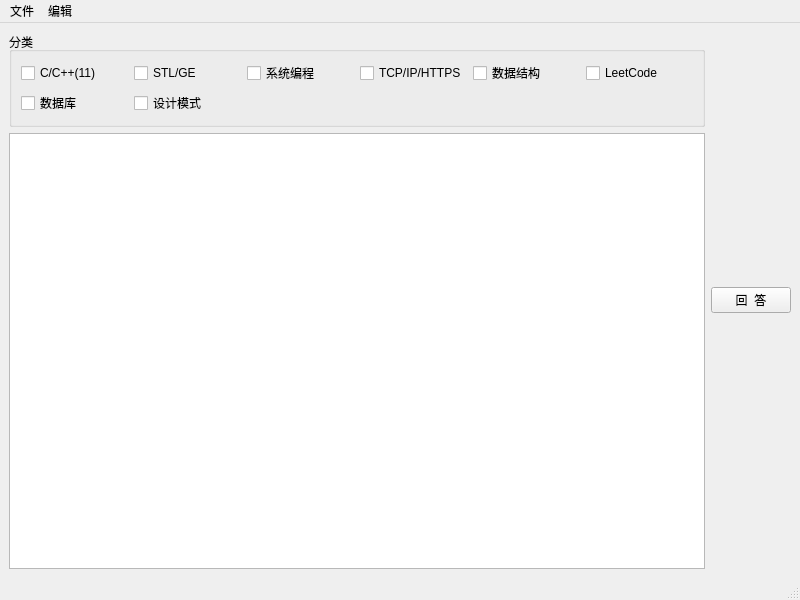
First picture: the form in Road2Offer/mainwindow.ui, repository MarJoSong/Qt_Project, before the edit.
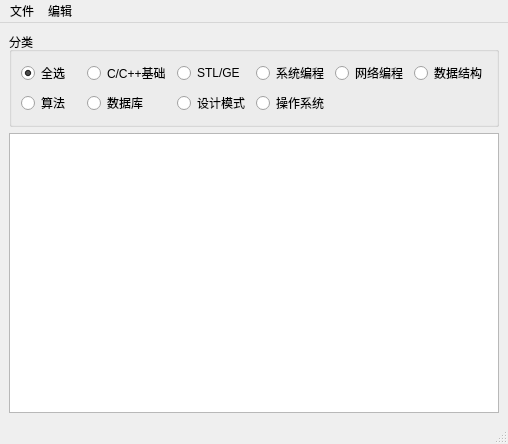
Second picture: the form after the edit. Icons and pictures are not drawn.

Diff of the .ui file:
```diff
--- a/Road2Offer/mainwindow.ui
+++ b/Road2Offer/mainwindow.ui
@@ -6,8 +6,8 @@
    <rect>
     <x>0</x>
     <y>0</y>
-    <width>800</width>
-    <height>600</height>
+    <width>508</width>
+    <height>444</height>
    </rect>
   </property>
   <property name="windowTitle">
@@ -23,62 +23,79 @@
          <string>分类</string>
         </property>
         <layout class="QGridLayout" name="gridLayout">
-         <item row="0" column="0">
-          <widget class="QCheckBox" name="checkBox">
-           <property name="text">
-            <string>C/C++(11)</string>
-           </property>
-          </widget>
-         </item>
-         <item row="0" column="1">
-          <widget class="QCheckBox" name="checkBox_2">
-           <property name="text">
-            <string>STL/GE</string>
-           </property>
-          </widget>
-         </item>
-         <item row="0" column="4">
-          <widget class="QCheckBox" name="checkBox_5">
+         <item row="0" column="6">
+          <widget class="QRadioButton" name="rbDataStru">
            <property name="text">
             <string>数据结构</string>
            </property>
           </widget>
          </item>
-         <item row="0" column="5">
-          <widget class="QCheckBox" name="checkBox_6">
-           <property name="text">
-            <string>LeetCode</string>
-           </property>
-          </widget>
-         </item>
-         <item row="0" column="3">
-          <widget class="QCheckBox" name="checkBox_4">
-           <property name="text">
-            <string>TCP/IP/HTTPS</string>
-           </property>
-          </widget>
-         </item>
-         <item row="0" column="2">
-          <widget class="QCheckBox" name="checkBox_3">
+         <item row="0" column="4">
+          <widget class="QRadioButton" name="rbSystem">
            <property name="text">
             <string>系统编程</string>
            </property>
           </widget>
          </item>
-         <item row="1" column="0">
-          <widget class="QCheckBox" name="checkBox_7">
+         <item row="0" column="3">
+          <widget class="QRadioButton" name="rbAdvance">
            <property name="text">
-            <string>数据库</string>
+            <string>STL/GE</string>
            </property>
           </widget>
          </item>
-         <item row="1" column="1">
-          <widget class="QCheckBox" name="checkBox_8">
+         <item row="0" column="1">
+          <widget class="QRadioButton" name="rbBasic">
+           <property name="text">
+            <string>C/C++基础</string>
+           </property>
+          </widget>
+         </item>
+         <item row="0" column="5">
+          <widget class="QRadioButton" name="rbNetwork">
+           <property name="text">
+            <string>网络编程</string>
+           </property>
+          </widget>
+         </item>
+         <item row="2" column="3">
+          <widget class="QRadioButton" name="rbDesignmode">
            <property name="text">
             <string>设计模式</string>
            </property>
           </widget>
          </item>
+         <item row="2" column="1">
+          <widget class="QRadioButton" name="rbDatabase">
+           <property name="text">
+            <string>数据库</string>
+           </property>
+          </widget>
+         </item>
+         <item row="2" column="4">
+          <widget class="QRadioButton" name="rbOS">
+           <property name="text">
+            <string>操作系统</string>
+           </property>
+          </widget>
+         </item>
+         <item row="2" column="0">
+          <widget class="QRadioButton" name="rbAlgorithm">
+           <property name="text">
+            <string>算法</string>
+           </property>
+          </widget>
+         </item>
+         <item row="0" column="0">
+          <widget class="QRadioButton" name="rbAll">
+           <property name="text">
+            <string>全选</string>
+           </property>
+           <property name="checked">
+            <bool>true</bool>
+           </property>
+          </widget>
+         </item>
         </layout>
        </widget>
       </item>
@@ -87,13 +104,6 @@
       </item>
      </layout>
     </item>
-    <item>
-     <widget class="QPushButton" name="pushButton">
-      <property name="text">
-       <string>回  答</string>
-      </property>
-     </widget>
-    </item>
    </layout>
   </widget>
   <widget class="QMenuBar" name="menubar">
@@ -101,7 +111,7 @@
     <rect>
      <x>0</x>
      <y>0</y>
-     <width>800</width>
+     <width>508</width>
      <height>23</height>
     </rect>
    </property>
```
Left out of the diff: 21 changed lines with no effect on the pictures.
